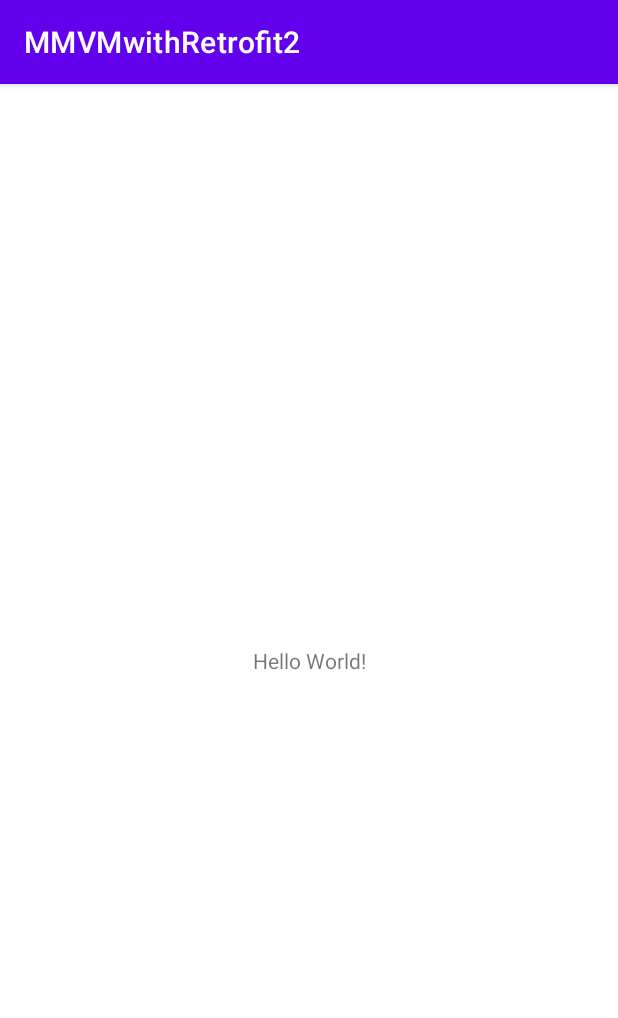
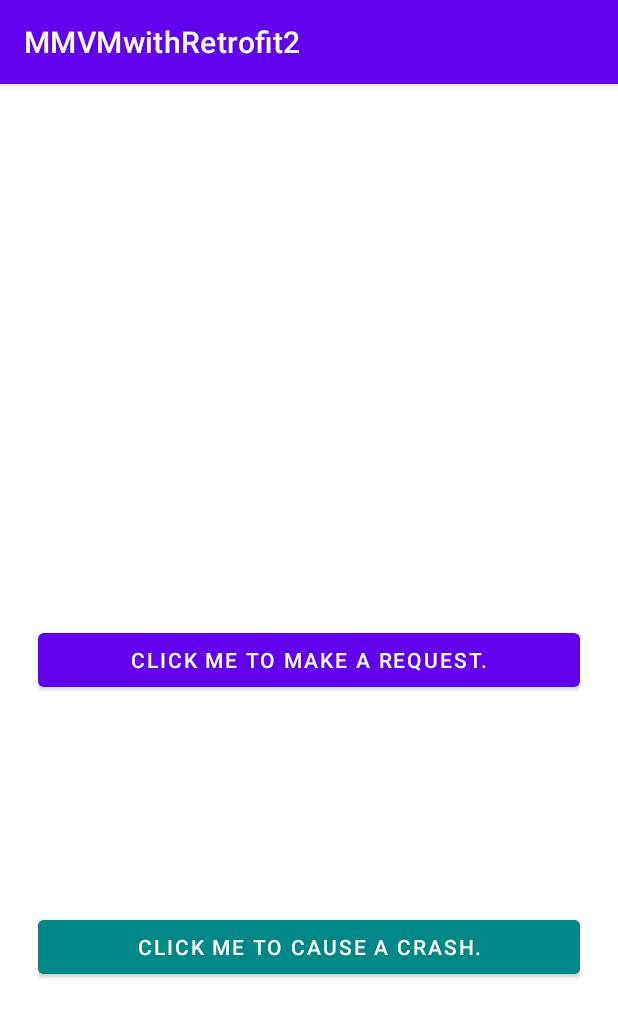
Before and after one commit to emanoellucasml/test-with-retrofit, an Android app: the screen it shows after launch (MainActivity), on a phone screen of 412 x 824 dp. Shown: the top 1018 px of the screen. Run offline under Robolectric (Android 15) with nearby library versions, the phone set to English and light mode, and no system bars; libraries missing offline, so code that uses them is left out: com.datadog.android; 5 statements that could not run were skipped.

```diff
--- a/app/src/main/AndroidManifest.xml
+++ b/app/src/main/AndroidManifest.xml
@@ -3,9 +3,10 @@
     xmlns:tools="http://schemas.android.com/tools"
     package="com.example.mmvmwithretrofit2">
 
-    <uses-permission android:name="android.permission.INTERNET"/>
+    <uses-permission android:name="android.permission.INTERNET" />
 
     <application
+        android:name=".MainApplication"
         android:allowBackup="true"
         android:dataExtractionRules="@xml/data_extraction_rules"
         android:fullBackupContent="@xml/backup_rules"
@@ -15,6 +16,9 @@
         android:supportsRtl="true"
         android:theme="@style/Theme.MMVMwithRetrofit2"
         tools:targetApi="31">
+        <activity
+            android:name=".UserName"
+            android:exported="false" />
         <activity
             android:name=".MainActivity"
             android:exported="true">
--- a/app/src/main/java/com/example/mmvmwithretrofit2/MainActivity.kt
+++ b/app/src/main/java/com/example/mmvmwithretrofit2/MainActivity.kt
@@ -1,8 +1,11 @@
 package com.example.mmvmwithretrofit2
 
+import android.content.Intent
 import androidx.appcompat.app.AppCompatActivity
 import android.os.Bundle
 import android.util.Log
+import android.view.View
+import android.widget.TextView
 import android.widget.Toast
 import com.example.mmvmwithretrofit2.retrofit.client.RetrofitClient
 import com.example.mmvmwithretrofit2.retrofit.entity.PersonEntity
@@ -17,50 +20,18 @@ class MainActivity : AppCompatActivity() {
         super.onCreate(savedInstanceState)
         setContentView(R.layout.activity_main)
 
-        val service = RetrofitClient.createPostService()
+        (findViewById<View>(R.id.btn_click) as View).setOnClickListener {
+            val intent = Intent(this, UserName::class.java)
+            startActivity(intent)
+        }
 
-        val call: Call<List<PersonEntity>> = service.list()
+        (findViewById<View>(R.id.btn_cause_crash) as View).setOnClickListener {
+            val result = 120/0
+        }
 
-        /*
-         * Since a call to an API is an asynchronous statement, we can enqueue this snippet and pass a callback that will be called
-         * when the results of the call are ready.
-         * */
-        call.enqueue(object : Callback<List<PersonEntity>> {
-            override fun onResponse(call: Call<List<PersonEntity>>, response: Response<List<PersonEntity>>) {
-                response?.body()?.first().let{
-                    Toast.makeText(baseContext, "${it?.name} - ${it?.skinColor}", Toast.LENGTH_LONG).show()
-                }
-            }
-
-            override fun onFailure(call: Call<List<PersonEntity>>, t: Throwable) {
-                Toast.makeText(baseContext, "failure!", Toast.LENGTH_LONG).show()
-            }
-        })
-
-        RetrofitClient.addInterceptor(object : Interceptor{
-            override fun intercept(chain: Interceptor.Chain): okhttp3.Response {
-                val req = chain.request()
-                    .newBuilder()
-                    .addHeader("emanoel-teste2", "kk")
-                    .build()
-                return chain.proceed(req)
-            }
-        })
-
-        RetrofitClient.addInterceptor(object : Interceptor{
-            override fun intercept(chain: Interceptor.Chain): okhttp3.Response {
-                val req = chain.request()
-                    .newBuilder()
-                    .addHeader("emanoel-teste3", "kk")
-                    .build()
-                return chain.proceed(req)
-            }
-        })
-
-        debug()
     }
 
     fun debug(){
-        RetrofitClient.getInterceptors()
+        //RetrofitClient.getInterceptors()
     }
 }
--- /dev/null
+++ b/app/src/main/java/com/example/mmvmwithretrofit2/MainApplication.kt
@@ -0,0 +1,56 @@
+package com.example.mmvmwithretrofit2
+
+import android.app.Activity
+import android.app.Application
+import android.util.Log
+import androidx.fragment.app.Fragment
+import com.datadog.android.Datadog
+import com.datadog.android.DatadogSite
+import com.datadog.android.core.configuration.Configuration
+import com.datadog.android.core.configuration.Credentials
+import com.datadog.android.privacy.TrackingConsent
+import com.datadog.android.rum.GlobalRum
+import com.datadog.android.rum.RumMonitor
+import com.datadog.android.rum.tracking.ActivityViewTrackingStrategy
+import com.datadog.android.rum.tracking.ComponentPredicate
+
+class MainApplication : Application() {
+    override fun onCreate() {
+        super.onCreate()
+
+        val clientToken = ""
+        val applicationId = ""
+
+        val environmentName = "android-test"
+        val appVariantName = "android-test"
+
+        val configuration = Configuration.Builder(
+            rumEnabled = true,
+            crashReportsEnabled = true,
+            logsEnabled = true,
+            tracesEnabled = true
+        )
+            .trackInteractions()
+            .trackLongTasks(100L)
+            .useViewTrackingStrategy(ActivityViewTrackingStrategy(true, predicate))
+            .useSite(DatadogSite.US1)
+            .build()
+        val credentials = Credentials(clientToken,environmentName,appVariantName,applicationId)
+        Datadog.initialize(this, credentials, configuration, TrackingConsent.GRANTED)
+        GlobalRum.registerIfAbsent(RumMonitor.Builder().build())
+        Datadog.setVerbosity(Log.VERBOSE)
+    }
+
+
+
+    private val predicate: ComponentPredicate<Activity> = object : ComponentPredicate<Activity> {
+        override fun accept(component: Activity): Boolean {
+            return true
+        }
+
+        override fun getViewName(component: Activity): String? {
+            return component::class.java.name
+        }
+    }
+
+}
--- a/app/src/main/java/com/example/mmvmwithretrofit2/retrofit/client/RetrofitClient.kt
+++ b/app/src/main/java/com/example/mmvmwithretrofit2/retrofit/client/RetrofitClient.kt
@@ -5,6 +5,8 @@ package com.example.mmvmwithretrofit2.retrofit.client
  * The class OkHttpClient isn't part of retrofit library, but it's what connects to the Internet
  * */
 import android.util.Log
+import com.datadog.android.DatadogEventListener
+import com.datadog.android.DatadogInterceptor
 import com.example.mmvmwithretrofit2.retrofit.service.PostService
 import okhttp3.Interceptor
 import retrofit2.Retrofit
@@ -23,6 +25,8 @@ class RetrofitClient private constructor(){
 
         private fun getRetrofitInstance(): Retrofit {
             http = OkHttpClient.Builder()
+                .addInterceptor(DatadogInterceptor())
+                .eventListenerFactory(DatadogEventListener.Factory())
 
             http.addInterceptor(object : Interceptor {
                 override fun intercept(chain: Interceptor.Chain): Response {
--- a/app/src/main/res/layout/activity_main.xml
+++ b/app/src/main/res/layout/activity_main.xml
@@ -4,15 +4,31 @@
     xmlns:tools="http://schemas.android.com/tools"
     android:layout_width="match_parent"
     android:layout_height="match_parent"
+    android:padding="25dp"
     tools:context=".MainActivity">
 
-    <TextView
-        android:layout_width="wrap_content"
-        android:layout_height="wrap_content"
-        android:text="Hello World!"
+    <Button
+        android:id="@+id/btn_click"
+        android:text="Click me to make a request."
         app:layout_constraintBottom_toBottomOf="parent"
+        app:layout_constraintTop_toTopOf="parent"
+        app:layout_constraintStart_toStartOf="parent"
         app:layout_constraintEnd_toEndOf="parent"
+        android:gravity="center"
+        android:layout_width="0dp"
+        android:layout_height="wrap_content"/>
+
+
+    <Button
+        android:backgroundTint="@color/teal_700"
+        android:id="@+id/btn_cause_crash"
+        android:text="Click me to cause a crash."
+        app:layout_constraintBottom_toBottomOf="parent"
+        app:layout_constraintTop_toBottomOf="@+id/btn_click"
         app:layout_constraintStart_toStartOf="parent"
-        app:layout_constraintTop_toTopOf="parent" />
+        app:layout_constraintEnd_toEndOf="parent"
+        android:gravity="center"
+        android:layout_width="0dp"
+        android:layout_height="wrap_content"/>
 
 </androidx.constraintlayout.widget.ConstraintLayout>
--- a/gradle.properties
+++ b/gradle.properties
@@ -21,3 +21,4 @@ kotlin.code.style=official
 # resources declared in the library itself and none from the library's dependencies,
 # thereby reducing the size of the R class for that library
 android.nonTransitiveRClass=true
+#android.enableJetifier=true
```
Also changed, not shown: app/build.gradle (+9 -0 lines), app/src/main/java/com/example/mmvmwithretrofit2/UserName.kt (added, +64 -0 lines), app/src/main/res/layout/activity_user_name.xml (added, +22 -0 lines).
